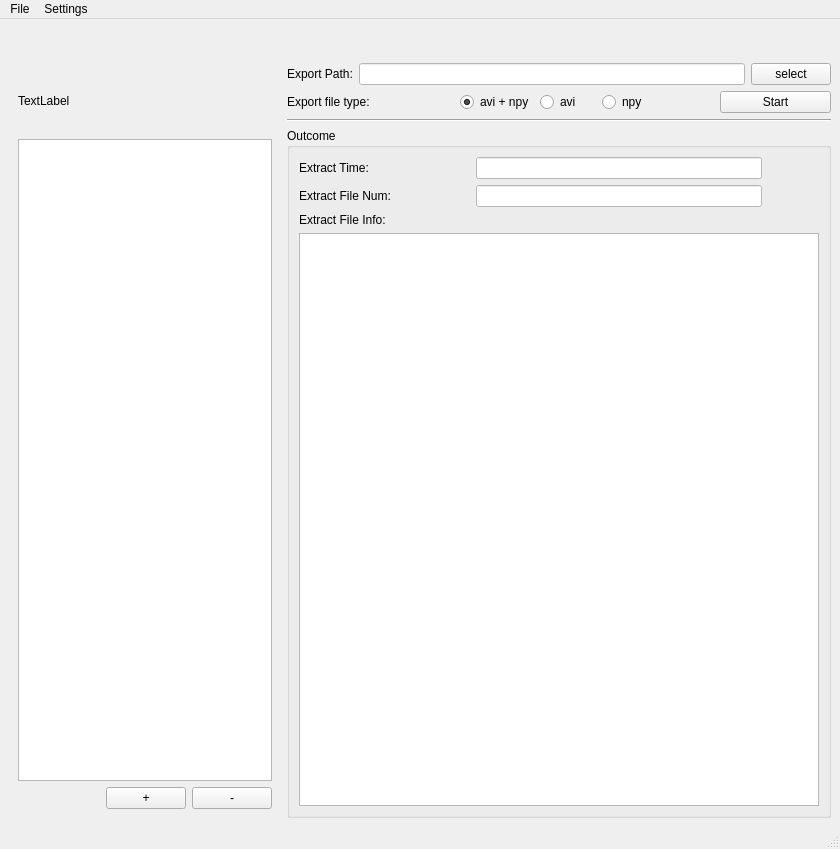
The window that util/ui/EC_dicom2avi.ui (chi-chun-1999/EC_dicom2avi) describes before a commit, drawn with Qt 5.
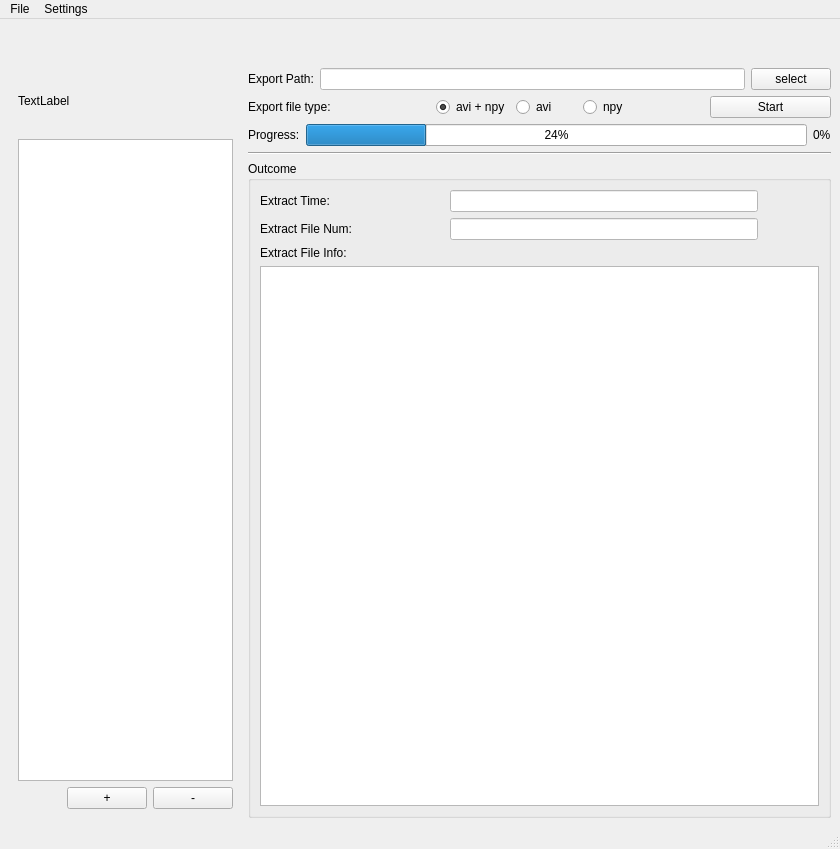
The same window after the commit.

What changed in the file:
```diff
--- a/util/ui/EC_dicom2avi.ui
+++ b/util/ui/EC_dicom2avi.ui
@@ -21,7 +21,7 @@
 }</string>
   </property>
   <widget class="QWidget" name="centralwidget">
-   <layout class="QHBoxLayout" name="horizontalLayout_7" stretch="1,2">
+   <layout class="QHBoxLayout" name="horizontalLayout_8" stretch="2,5">
     <item>
      <widget class="QWidget" name="widget" native="true">
       <layout class="QVBoxLayout" name="verticalLayout_2">
@@ -90,7 +90,7 @@
      </widget>
     </item>
     <item>
-     <layout class="QVBoxLayout" name="verticalLayout_4" stretch="1,2,2,2,20">
+     <layout class="QVBoxLayout" name="verticalLayout_4" stretch="0,2,2,0,2,20">
       <item>
        <spacer name="verticalSpacer">
         <property name="orientation">
@@ -215,6 +215,31 @@
         </item>
        </layout>
       </item>
+      <item>
+       <layout class="QHBoxLayout" name="horizontalLayout_7">
+        <item>
+         <widget class="QLabel" name="label_5">
+          <property name="text">
+           <string>Progress:</string>
+          </property>
+         </widget>
+        </item>
+        <item>
+         <widget class="QProgressBar" name="progressBar">
+          <property name="value">
+           <number>24</number>
+          </property>
+         </widget>
+        </item>
+        <item>
+         <widget class="QLabel" name="label_progress">
+          <property name="text">
+           <string>0%</string>
+          </property>
+         </widget>
+        </item>
+       </layout>
+      </item>
       <item>
        <widget class="Line" name="line">
         <property name="orientation">
```
